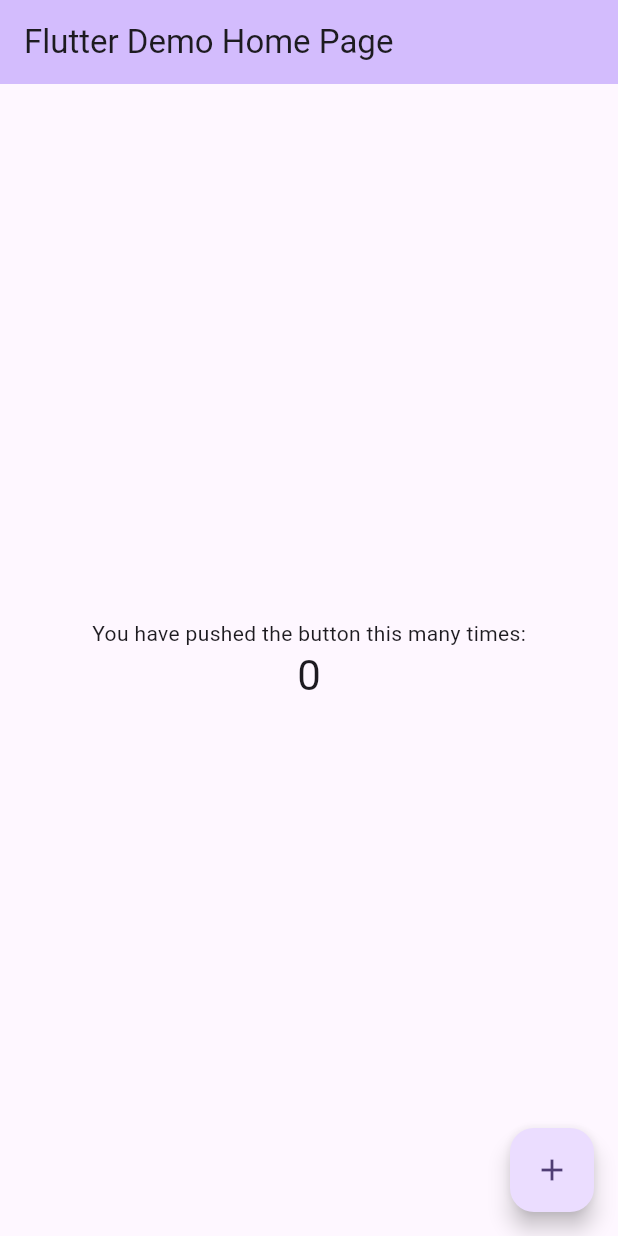
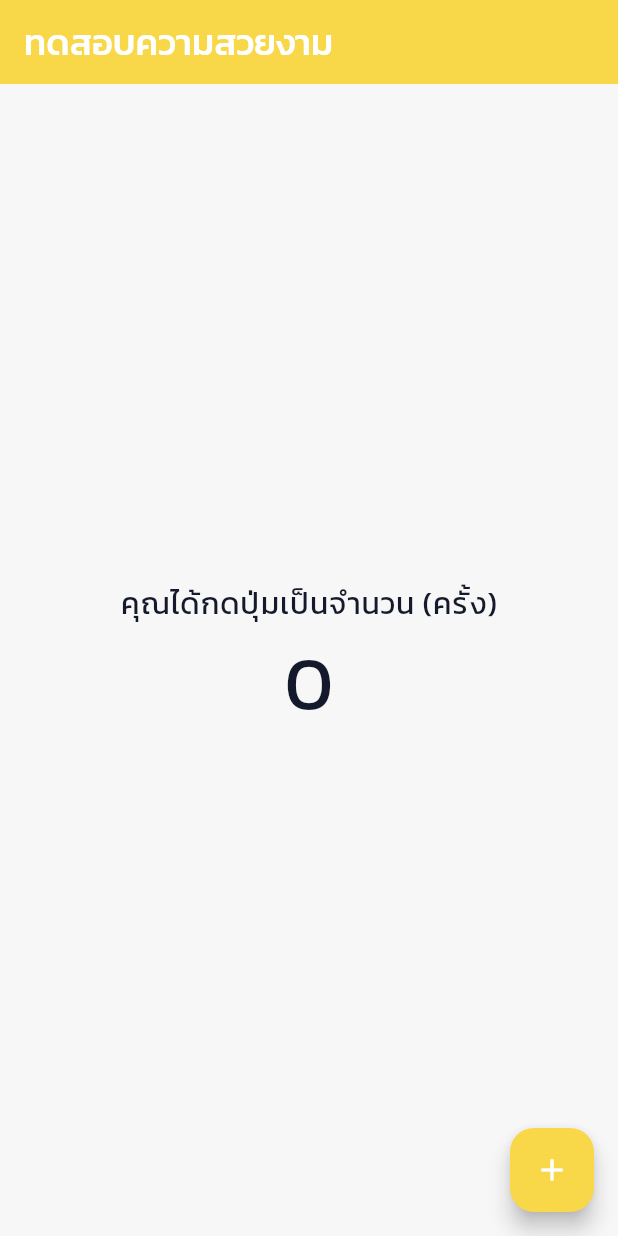
Before and after one commit to thg1rb/my-recipe, a Flutter app: the screen it shows after launch, on a phone screen of 412 x 824 dp. Run offline on Flutter 3.47's test engine with Material 3 defaults, Android fonts, the phone set to English and light mode, and no system bars.

Commit message:
Setup: Theme, Font and Image

```diff
--- /dev/null
+++ b/lib/core/theme/custom_theme/color_scheme.dart
@@ -0,0 +1,36 @@
+import 'package:flutter/material.dart';
+
+class CustomColorScheme {
+  // Color Variables
+  static final Color whiteColor = Colors.white;
+  static final Color grayColor = Color(0xFFF7F7F7);
+  static final Color yellowColor = Color(0xFFF8D748);
+  static final Color redColor = Color(0xFFF23F3F);
+  static final Color blackColor = Color(0xFF141A2B);
+
+  // Light Color Scheme
+  static ColorScheme lightColorScheme = ColorScheme(
+    brightness: Brightness.light,
+    primary: yellowColor,
+    onPrimary: whiteColor,
+    secondary: yellowColor,
+    onSecondary: whiteColor,
+    error: redColor,
+    onError: whiteColor,
+    surface: grayColor,
+    onSurface: blackColor,
+  );
+
+  // Dark Color Scheme
+    static ColorScheme darkColorScheme = ColorScheme(
+    brightness: Brightness.dark,
+    primary: yellowColor,
+    onPrimary: blackColor,
+    secondary: yellowColor,
+    onSecondary: whiteColor,
+    error: redColor,
+    onError: blackColor,
+    surface: blackColor,
+    onSurface: whiteColor,
+  );
+}
--- /dev/null
+++ b/lib/core/theme/custom_theme/text_theme.dart
@@ -0,0 +1,11 @@
+import 'package:flutter/material.dart';
+
+class CustomTextTheme {
+  static TextTheme textTheme = TextTheme(
+    headlineLarge: TextStyle(fontWeight: FontWeight.w700, fontSize: 30),  // Bold
+    headlineMedium: TextStyle(fontWeight: FontWeight.w500, fontSize: 24), // Medium
+    bodyLarge: TextStyle(fontWeight: FontWeight.w400, fontSize: 20),      // Regular, Normal
+    bodyMedium: TextStyle(fontWeight: FontWeight.w300, fontSize: 16),     // Light
+    bodySmall: TextStyle(fontWeight: FontWeight.w100, fontSize: 14),      // Thin
+  ).apply(fontFamily: "Kanit");
+}
--- /dev/null
+++ b/lib/core/theme/theme.dart
@@ -0,0 +1,17 @@
+import 'package:flutter/material.dart';
+import 'package:my_recipe/core/theme/custom_theme/color_scheme.dart';
+import 'package:my_recipe/core/theme/custom_theme/text_theme.dart';
+
+class CustomTheme {
+  // Light Theme
+  static ThemeData lightTheme = ThemeData(
+    textTheme: CustomTextTheme.textTheme,
+    colorScheme: CustomColorScheme.lightColorScheme,
+  );
+
+  // Dark Theme
+ static ThemeData darkTheme = ThemeData(
+    textTheme: CustomTextTheme.textTheme,
+    colorScheme: CustomColorScheme.darkColorScheme,
+ );
+}
--- a/lib/main.dart
+++ b/lib/main.dart
@@ -1,4 +1,6 @@
 import 'package:flutter/material.dart';
+import 'package:my_recipe/core/theme/custom_theme/color_scheme.dart';
+import 'package:my_recipe/core/theme/theme.dart';
 
 void main() {
   runApp(const MyApp());
@@ -12,25 +14,9 @@
   Widget build(BuildContext context) {
     return MaterialApp(
       title: 'Flutter Demo',
-      theme: ThemeData(
-        // This is the theme of your application.
-        //
-        // TRY THIS: Try running your application with "flutter run". You'll see
-        // the application has a purple toolbar. Then, without quitting the app,
-        // try changing the seedColor in the colorScheme below to Colors.green
-        // and then invoke "hot reload" (save your changes or press the "hot
-        // reload" button in a Flutter-supported IDE, or press "r" if you used
-        // the command line to start the app).
-        //
-        // Notice that the counter didn't reset back to zero; the application
-        // state is not lost during the reload. To reset the state, use hot
-        // restart instead.
-        //
-        // This works for code too, not just values: Most code changes can be
-        // tested with just a hot reload.
-        colorScheme: ColorScheme.fromSeed(seedColor: Colors.deepPurple),
-      ),
-      home: const MyHomePage(title: 'Flutter Demo Home Page'),
+      theme: CustomTheme.lightTheme,
+      darkTheme: CustomTheme.darkTheme,
+      home: const MyHomePage(title: 'ทดสอบความสวยงาม'),
     );
   }
 }
@@ -80,10 +66,17 @@
         // TRY THIS: Try changing the color here to a specific color (to
         // Colors.amber, perhaps?) and trigger a hot reload to see the AppBar
         // change color while the other colors stay the same.
-        backgroundColor: Theme.of(context).colorScheme.inversePrimary,
+        backgroundColor: Theme.of(context).colorScheme.primary,
         // Here we take the value from the MyHomePage object that was created by
         // the App.build method, and use it to set our appbar title.
-        title: Text(widget.title),
+        title: Text(
+          widget.title,
+          style: Theme.of(context).textTheme.headlineMedium?.copyWith(
+            color: Theme.of(context).brightness == Brightness.dark
+            ? CustomColorScheme.blackColor
+            : CustomColorScheme.whiteColor,
+          ),
+        ),
       ),
       body: Center(
         // Center is a layout widget. It takes a single child and positions it
@@ -104,10 +97,10 @@
           // wireframe for each widget.
           mainAxisAlignment: MainAxisAlignment.center,
           children: <Widget>[
-            const Text('You have pushed the button this many times:'),
+            Text('คุณได้กดปุ่มเป็นจำนวน (ครั้ง)', style: Theme.of(context).textTheme.bodyLarge,),
             Text(
               '$_counter',
-              style: Theme.of(context).textTheme.headlineMedium,
+              style: Theme.of(context).textTheme.bodyLarge?.copyWith(fontSize: 50),
             ),
           ],
         ),
```
Also changed, not shown: pubspec.yaml (+15 -2 lines), 1 other file.
